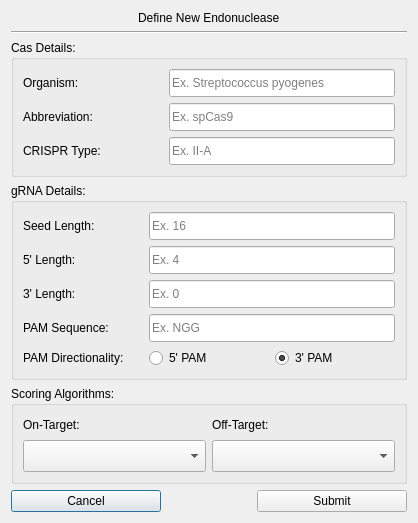
First picture: the form in newendonuclease.ui, repository TrinhLab/CASPERapp, before the edit.
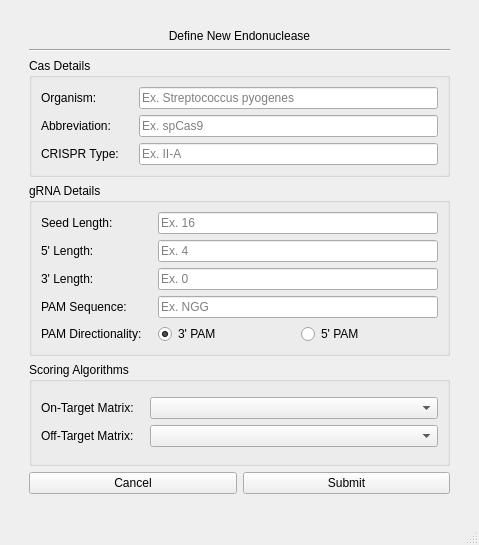
Second picture: the form after the edit.

Commit message: more dynamic UI scaling support: new genome, new endo, export to csv, pop, main, annotation window

```diff
--- a/newendonuclease.ui
+++ b/newendonuclease.ui
@@ -1,434 +1,580 @@
 <?xml version="1.0" encoding="UTF-8"?>
 <ui version="4.0">
- <class>Dialog</class>
- <widget class="QDialog" name="Dialog">
-  <property name="windowModality">
-   <enum>Qt::NonModal</enum>
-  </property>
+ <class>MainWindow</class>
+ <widget class="QMainWindow" name="MainWindow">
   <property name="geometry">
    <rect>
     <x>0</x>
     <y>0</y>
-    <width>637</width>
-    <height>555</height>
+    <width>479</width>
+    <height>545</height>
    </rect>
   </property>
-  <property name="minimumSize">
-   <size>
-    <width>549</width>
-    <height>555</height>
-   </size>
-  </property>
-  <property name="maximumSize">
-   <size>
-    <width>16777215</width>
-    <height>16777215</height>
-   </size>
-  </property>
-  <property name="font">
-   <font>
-    <family>Arial</family>
-    <weight>50</weight>
-    <italic>false</italic>
-    <bold>false</bold>
-   </font>
-  </property>
   <property name="windowTitle">
    <string>Dialog</string>
   </property>
-  <property name="styleSheet">
-   <string notr="true"/>
-  </property>
-  <property name="windowFilePath">
-   <string/>
-  </property>
-  <layout class="QGridLayout" name="gridLayout">
-   <property name="sizeConstraint">
-    <enum>QLayout::SetFixedSize</enum>
-   </property>
-   <item row="6" column="0">
-    <widget class="QPushButton" name="cancel_button">
-     <property name="minimumSize">
-      <size>
-       <width>150</width>
-       <height>0</height>
-      </size>
-     </property>
-     <property name="maximumSize">
-      <size>
-       <width>150</width>
-       <height>16777215</height>
-      </size>
-     </property>
-     <property name="text">
-      <string>Cancel</string>
-     </property>
-    </widget>
-   </item>
-   <item row="5" column="0" colspan="2">
-    <widget class="QGroupBox" name="groupBox_3">
-     <property name="minimumSize">
-      <size>
-       <width>396</width>
-       <height>98</height>
-      </size>
-     </property>
-     <property name="toolTip">
-      <string>&lt;html&gt;&lt;head/&gt;&lt;body&gt;&lt;p&gt;Scoring algorithms are autopopulated from the CASPERinfo file. If you wish to upload a custom on- or off-target dataset, simply append it to the CASPERinfo file using the same format as the default datasets.&lt;/p&gt;&lt;/body&gt;&lt;/html&gt;</string>
-     </property>
-     <property name="title">
-      <string>Scoring Algorithms:</string>
-     </property>
-     <layout class="QGridLayout" name="gridLayout_5">
+  <widget class="QWidget" name="centralwidget">
+   <layout class="QGridLayout" name="gridLayout_2">
+    <item row="3" column="1">
+     <spacer name="verticalSpacer">
+      <property name="orientation">
+       <enum>Qt::Vertical</enum>
+      </property>
+      <property name="sizeType">
+       <enum>QSizePolicy::Fixed</enum>
+      </property>
+      <property name="sizeHint" stdset="0">
+       <size>
+        <width>20</width>
+        <height>20</height>
+       </size>
+      </property>
+     </spacer>
+    </item>
+    <item row="1" column="1">
+     <layout class="QGridLayout" name="gridLayout">
       <item row="0" column="0">
-       <layout class="QGridLayout" name="gridLayout_2">
-        <item row="1" column="1">
-         <widget class="QComboBox" name="comboBox_2">
-          <property name="minimumSize">
-           <size>
-            <width>0</width>
-            <height>32</height>
-           </size>
-          </property>
-         </widget>
+       <layout class="QVBoxLayout" name="verticalLayout">
+        <item>
+         <layout class="QVBoxLayout" name="verticalLayout_9">
+          <item>
+           <widget class="QLabel" name="label_11">
+            <property name="sizePolicy">
+             <sizepolicy hsizetype="Preferred" vsizetype="Fixed">
+              <horstretch>0</horstretch>
+              <verstretch>0</verstretch>
+             </sizepolicy>
+            </property>
+            <property name="text">
+             <string>Define New Endonuclease</string>
+            </property>
+            <property name="alignment">
+             <set>Qt::AlignCenter</set>
+            </property>
+           </widget>
+          </item>
+          <item>
+           <widget class="Line" name="line">
+            <property name="orientation">
+             <enum>Qt::Horizontal</enum>
+            </property>
+           </widget>
+          </item>
+         </layout>
         </item>
-        <item row="0" column="1">
-         <widget class="QLabel" name="label_7">
-          <property name="toolTip">
-           <string>Off-target scoring matrix. Default is Hsu matrix data.</string>
+        <item>
+         <widget class="QGroupBox" name="groupBox">
+          <property name="title">
+           <string>Cas Details</string>
           </property>
-          <property name="text">
-           <string>Off-Target:</string>
-          </property>
+          <layout class="QGridLayout" name="gridLayout_9">
+           <item row="0" column="0">
+            <layout class="QGridLayout" name="gridLayout_8">
+             <item row="0" column="0">
+              <layout class="QGridLayout" name="gridLayout_6">
+               <item row="2" column="2">
+                <widget class="QLineEdit" name="crispr_type">
+                 <property name="placeholderText">
+                  <string>Ex. II-A</string>
+                 </property>
+                </widget>
+               </item>
+               <item row="1" column="2">
+                <widget class="QLineEdit" name="abbreviation">
+                 <property name="placeholderText">
+                  <string>Ex. spCas9</string>
+                 </property>
+                </widget>
+               </item>
+               <item row="0" column="0">
+                <widget class="QLabel" name="label_3">
+                 <property name="sizePolicy">
+                  <sizepolicy hsizetype="Preferred" vsizetype="Preferred">
+                   <horstretch>0</horstretch>
+                   <verstretch>0</verstretch>
+                  </sizepolicy>
+                 </property>
+                 <property name="text">
+                  <string>Organism:       </string>
+                 </property>
+                </widget>
+               </item>
+               <item row="2" column="0">
+                <widget class="QLabel" name="label">
+                 <property name="sizePolicy">
+                  <sizepolicy hsizetype="Preferred" vsizetype="Preferred">
+                   <horstretch>0</horstretch>
+                   <verstretch>0</verstretch>
+                  </sizepolicy>
+                 </property>
+                 <property name="text">
+                  <string>CRISPR Type: </string>
+                 </property>
+                </widget>
+               </item>
+               <item row="1" column="0">
+                <widget class="QLabel" name="label_2">
+                 <property name="sizePolicy">
+                  <sizepolicy hsizetype="Preferred" vsizetype="Preferred">
+                   <horstretch>0</horstretch>
+                   <verstretch>0</verstretch>
+                  </sizepolicy>
+                 </property>
+                 <property name="text">
+                  <string>Abbreviation:  </string>
+                 </property>
+                </widget>
+               </item>
+               <item row="0" column="2">
+                <widget class="QLineEdit" name="organism_name">
+                 <property name="placeholderText">
+                  <string>Ex. Streptococcus pyogenes</string>
+                 </property>
+                </widget>
+               </item>
+               <item row="0" column="1">
+                <spacer name="horizontalSpacer_10">
+                 <property name="orientation">
+                  <enum>Qt::Horizontal</enum>
+                 </property>
+                 <property name="sizeType">
+                  <enum>QSizePolicy::Fixed</enum>
+                 </property>
+                 <property name="sizeHint" stdset="0">
+                  <size>
+                   <width>10</width>
+                   <height>10</height>
+                  </size>
+                 </property>
+                </spacer>
+               </item>
+               <item row="1" column="1">
+                <spacer name="horizontalSpacer_11">
+                 <property name="orientation">
+                  <enum>Qt::Horizontal</enum>
+                 </property>
+                 <property name="sizeType">
+                  <enum>QSizePolicy::Fixed</enum>
+                 </property>
+                 <property name="sizeHint" stdset="0">
+                  <size>
+                   <width>10</width>
+                   <height>10</height>
+                  </size>
+                 </property>
+                </spacer>
+               </item>
+               <item row="2" column="1">
+                <spacer name="horizontalSpacer_12">
+                 <property name="orientation">
+                  <enum>Qt::Horizontal</enum>
+                 </property>
+                 <property name="sizeType">
+                  <enum>QSizePolicy::Fixed</enum>
+                 </property>
+                 <property name="sizeHint" stdset="0">
+                  <size>
+                   <width>10</width>
+                   <height>10</height>
+                  </size>
+                 </property>
+                </spacer>
+               </item>
+              </layout>
+             </item>
+            </layout>
+           </item>
+          </layout>
          </widget>
         </item>
-        <item row="0" column="0">
-         <widget class="QLabel" name="label_6">
-          <property name="toolTip">
-           <string>On-target scoring matrix. Default is CRISPRscan data.</string>
+        <item>
+         <widget class="QGroupBox" name="groupBox_2">
+          <property name="title">
+           <string>gRNA Details</string>
           </property>
-          <property name="text">
-           <string>On-Target:</string>
-          </property>
+          <layout class="QGridLayout" name="gridLayout_10">
+           <item row="0" column="0">
+            <layout class="QGridLayout" name="gridLayout_7">
+             <item row="0" column="0">
+              <layout class="QGridLayout" name="gridLayout_5">
+               <item row="0" column="2">
+                <widget class="QLineEdit" name="seed_length">
+                 <property name="placeholderText">
+                  <string>Ex. 16</string>
+                 </property>
+                </widget>
+               </item>
+               <item row="2" column="2">
+                <widget class="QLineEdit" name="three_length">
+                 <property name="placeholderText">
+                  <string>Ex. 0</string>
+                 </property>
+                </widget>
+               </item>
+               <item row="1" column="0">
+                <widget class="QLabel" name="label_6">
+                 <property name="sizePolicy">
+                  <sizepolicy hsizetype="Preferred" vsizetype="Preferred">
+                   <horstretch>0</horstretch>
+                   <verstretch>0</verstretch>
+                  </sizepolicy>
+                 </property>
+                 <property name="text">
+                  <string>5' Length:</string>
+                 </property>
+                </widget>
+               </item>
+               <item row="4" column="2">
+                <layout class="QHBoxLayout" name="horizontalLayout_11">
+                 <item>
+                  <widget class="QRadioButton" name="three_pam">
+                   <property name="sizePolicy">
+                    <sizepolicy hsizetype="Expanding" vsizetype="Fixed">
+                     <horstretch>0</horstretch>
+                     <verstretch>0</verstretch>
+                    </sizepolicy>
+                   </property>
+                   <property name="text">
+                    <string>3' PAM</string>
+                   </property>
+                   <property name="checked">
+                    <bool>true</bool>
+                   </property>
+                  </widget>
+                 </item>
+                 <item>
+                  <widget class="QRadioButton" name="five_pam">
+                   <property name="sizePolicy">
+                    <sizepolicy hsizetype="Expanding" vsizetype="Fixed">
+                     <horstretch>0</horstretch>
+                     <verstretch>0</verstretch>
+                    </sizepolicy>
+                   </property>
+                   <property name="text">
+                    <string>5' PAM</string>
+                   </property>
+                  </widget>
+                 </item>
+                </layout>
+               </item>
+               <item row="2" column="0">
+                <widget class="QLabel" name="label_5">
+                 <property name="sizePolicy">
+                  <sizepolicy hsizetype="Preferred" vsizetype="Preferred">
+                   <horstretch>0</horstretch>
+                   <verstretch>0</verstretch>
+                  </sizepolicy>
+                 </property>
+                 <property name="text">
+                  <string>3' Length:</string>
+                 </property>
+                </widget>
+               </item>
+               <item row="1" column="2">
+                <widget class="QLineEdit" name="five_length">
+                 <property name="placeholderText">
+                  <string>Ex. 4</string>
+                 </property>
+                </widget>
+               </item>
+               <item row="4" column="0">
+                <widget class="QLabel" name="label_8">
+                 <property name="text">
+                  <string>PAM Directionality:</string>
+                 </property>
+                </widget>
+               </item>
+               <item row="3" column="2">
+                <widget class="QLineEdit" name="pam_sequence">
+                 <property name="placeholderText">
+                  <string>Ex. NGG</string>
+                 </property>
+                </widget>
+               </item>
+               <item row="0" column="0">
+                <widget class="QLabel" name="label_7">
+                 <property name="sizePolicy">
+                  <sizepolicy hsizetype="Preferred" vsizetype="Preferred">
+                   <horstretch>0</horstretch>
+                   <verstretch>0</verstretch>
+                  </sizepolicy>
+                 </property>
+                 <property name="text">
+                  <string>Seed Length:</string>
+                 </property>
+                </widget>
+               </item>
+               <item row="3" column="0">
+                <widget class="QLabel" name="label_4">
+                 <property name="sizePolicy">
+                  <sizepolicy hsizetype="Preferred" vsizetype="Preferred">
+                   <horstretch>0</horstretch>
+                   <verstretch>0</verstretch>
+                  </sizepolicy>
+                 </property>
+                 <property name="text">
+                  <string>PAM Sequence:</string>
+                 </property>
+                </widget>
+               </item>
+               <item row="0" column="1">
+                <spacer name="horizontalSpacer_5">
+                 <property name="orientation">
+                  <enum>Qt::Horizontal</enum>
+                 </property>
+                 <property name="sizeType">
+                  <enum>QSizePolicy::Fixed</enum>
+                 </property>
+                 <property name="sizeHint" stdset="0">
+                  <size>
+                   <width>10</width>
+                   <height>10</height>
+                  </size>
+                 </property>
+                </spacer>
+               </item>
+               <item row="1" column="1">
+                <spacer name="horizontalSpacer_6">
+                 <property name="orientation">
+                  <enum>Qt::Horizontal</enum>
+                 </property>
+                 <property name="sizeType">
+                  <enum>QSizePolicy::Fixed</enum>
+                 </property>
+                 <property name="sizeHint" stdset="0">
+                  <size>
+                   <width>10</width>
+                   <height>10</height>
+                  </size>
+                 </property>
+                </spacer>
+               </item>
+               <item row="2" column="1">
+                <spacer name="horizontalSpacer_7">
+                 <property name="orientation">
+                  <enum>Qt::Horizontal</enum>
+                 </property>
+                 <property name="sizeType">
+                  <enum>QSizePolicy::Fixed</enum>
+                 </property>
+                 <property name="sizeHint" stdset="0">
+                  <size>
+                   <width>10</width>
+                   <height>10</height>
+                  </size>
+                 </property>
+                </spacer>
+               </item>
+               <item row="3" column="1">
+                <spacer name="horizontalSpacer_8">
+                 <property name="orientation">
+                  <enum>Qt::Horizontal</enum>
+                 </property>
+                 <property name="sizeType">
+                  <enum>QSizePolicy::Fixed</enum>
+                 </property>
+                 <property name="sizeHint" stdset="0">
+                  <size>
+                   <width>10</width>
+                   <height>10</height>
+                  </size>
+                 </property>
+                </spacer>
+               </item>
+               <item row="4" column="1">
+                <spacer name="horizontalSpacer_9">
+                 <property name="orientation">
+                  <enum>Qt::Horizontal</enum>
+                 </property>
+                 <property name="sizeType">
+                  <enum>QSizePolicy::Fixed</enum>
+                 </property>
+                 <property name="sizeHint" stdset="0">
+                  <size>
+                   <width>10</width>
+                   <height>10</height>
+                  </size>
+                 </property>
+                </spacer>
+               </item>
+              </layout>
+             </item>
+            </layout>
+           </item>
+          </layout>
          </widget>
         </item>
-        <item row="1" column="0">
-         <widget class="QComboBox" name="comboBox">
-          <property name="minimumSize">
-           <size>
-            <width>0</width>
-            <height>32</height>
-           </size>
+        <item>
+         <widget class="QGroupBox" name="groupBox_3">
+          <property name="title">
+           <string>Scoring Algorithms</string>
           </property>
+          <layout class="QGridLayout" name="gridLayout_11">
+           <item row="0" column="0">
+            <layout class="QGridLayout" name="gridLayout_4">
+             <item row="0" column="0">
+              <layout class="QGridLayout" name="gridLayout_3">
+               <item row="2" column="2">
+                <widget class="QComboBox" name="comboBox">
+                 <property name="sizePolicy">
+                  <sizepolicy hsizetype="Expanding" vsizetype="Fixed">
+                   <horstretch>0</horstretch>
+                   <verstretch>0</verstretch>
+                  </sizepolicy>
+                 </property>
+                </widget>
+               </item>
+               <item row="2" column="0">
+                <widget class="QLabel" name="label_12">
+                 <property name="text">
+                  <string>On-Target Matrix:</string>
+                 </property>
+                </widget>
+               </item>
+               <item row="2" column="1">
+                <spacer name="horizontalSpacer_3">
+                 <property name="orientation">
+                  <enum>Qt::Horizontal</enum>
+                 </property>
+                 <property name="sizeType">
+                  <enum>QSizePolicy::Fixed</enum>
+                 </property>
+                 <property name="sizeHint" stdset="0">
+                  <size>
+                   <width>10</width>
+                   <height>10</height>
+                  </size>
+                 </property>
+                </spacer>
+               </item>
+               <item row="3" column="0">
+                <widget class="QLabel" name="label_13">
+                 <property name="text">
+                  <string>Off-Target Matrix:</string>
+                 </property>
+                </widget>
+               </item>
+               <item row="3" column="2">
+                <widget class="QComboBox" name="comboBox_2">
+                 <property name="sizePolicy">
+                  <sizepolicy hsizetype="Expanding" vsizetype="Fixed">
+                   <horstretch>0</horstretch>
+                   <verstretch>0</verstretch>
+                  </sizepolicy>
+                 </property>
+                </widget>
+               </item>
+               <item row="3" column="1">
+                <spacer name="horizontalSpacer_4">
+                 <property name="orientation">
+                  <enum>Qt::Horizontal</enum>
+                 </property>
+                 <property name="sizeType">
+                  <enum>QSizePolicy::Fixed</enum>
+                 </property>
+                 <property name="sizeHint" stdset="0">
+                  <size>
+                   <width>10</width>
+                   <height>10</height>
+                  </size>
+                 </property>
+                </spacer>
+               </item>
+              </layout>
+             </item>
+            </layout>
+           </item>
+          </layout>
          </widget>
         </item>
        </layout>
       </item>
      </layout>
-    </widget>
-   </item>
-   <item row="4" column="0" colspan="2">
-    <widget class="QGroupBox" name="groupBox_2">
-     <property name="minimumSize">
-      <size>
-       <width>346</width>
-       <height>187</height>
-      </size>
-     </property>
-     <property name="title">
-      <string>gRNA Details:</string>
-     </property>
-     <layout class="QGridLayout" name="gridLayout_4">
-      <item row="0" column="0">
-       <widget class="QLabel" name="label_5">
-        <property name="toolTip">
-         <string>&lt;html&gt;&lt;head/&gt;&lt;body&gt;&lt;p&gt;&lt;span style=&quot; font-family:'CMR12'; font-size:12pt;&quot;&gt;Length in nucleotides (nt) of the gRNA region in which binding is most crucial for Cas activity. CASPER’s SeqFinder algorithm uses this seed length and the endonuclease-specific PAM to search for repeated gRNAs across the genome of interest. &lt;/span&gt;&lt;/p&gt;&lt;/body&gt;&lt;/html&gt;</string>
-        </property>
-        <property name="text">
-         <string>Seed Length:</string>
-        </property>
-       </widget>
-      </item>
-      <item row="3" column="1" colspan="2">
-       <widget class="QLineEdit" name="pam_sequence">
+    </item>
+    <item row="0" column="1">
+     <spacer name="verticalSpacer_2">
+      <property name="orientation">
+       <enum>Qt::Vertical</enum>
+      </property>
+      <property name="sizeType">
+       <enum>QSizePolicy::Fixed</enum>
+      </property>
+      <property name="sizeHint" stdset="0">
+       <size>
+        <width>20</width>
+        <height>20</height>
+       </size>
+      </property>
+     </spacer>
+    </item>
+    <item row="1" column="2">
+     <spacer name="horizontalSpacer_2">
+      <property name="orientation">
+       <enum>Qt::Horizontal</enum>
+      </property>
+      <property name="sizeType">
+       <enum>QSizePolicy::Fixed</enum>
+      </property>
+      <property name="sizeHint" stdset="0">
+       <size>
+        <width>20</width>
+        <height>20</height>
+       </size>
+      </property>
+     </spacer>
+    </item>
+    <item row="1" column="0">
+     <spacer name="horizontalSpacer">
+      <property name="orientation">
+       <enum>Qt::Horizontal</enum>
+      </property>
+      <property name="sizeType">
+       <enum>QSizePolicy::Fixed</enum>
+      </property>
+      <property name="sizeHint" stdset="0">
+       <size>
+        <width>20</width>
+        <height>20</height>
+       </size>
+      </property>
+     </spacer>
+    </item>
+    <item row="2" column="1">
+     <layout class="QHBoxLayout" name="horizontalLayout_2">
+      <property name="sizeConstraint">
+       <enum>QLayout::SetDefaultConstraint</enum>
+      </property>
+      <item>
+       <widget class="QPushButton" name="cancel_button">
         <property name="sizePolicy">
-         <sizepolicy hsizetype="Expanding" vsizetype="Minimum">
+         <sizepolicy hsizetype="Expanding" vsizetype="Fixed">
           <horstretch>0</horstretch>
           <verstretch>0</verstretch>
          </sizepolicy>
         </property>
-        <property name="minimumSize">
-         <size>
-          <width>0</width>
-          <height>28</height>
-         </size>
-        </property>
-        <property name="placeholderText">
-         <string>Ex. NGG</string>
-        </property>
-       </widget>
-      </item>
-      <item row="4" column="1">
-       <widget class="QRadioButton" name="five_pam">
         <property name="text">
-         <string>5' PAM</string>
+         <string>Cancel</string>
         </property>
        </widget>
       </item>
-      <item row="1" column="0">
-       <widget class="QLabel" name="label_10">
-        <property name="toolTip">
-         <string>&lt;html&gt;&lt;head/&gt;&lt;body&gt;&lt;p&gt;Length in nt of gRNA sequence upstream (5’) of the seed sequence.&lt;/p&gt;&lt;p/&gt;&lt;/body&gt;&lt;/html&gt;</string>
-        </property>
-        <property name="text">
-         <string>5' Length:</string>
-        </property>
-       </widget>
-      </item>
-      <item row="4" column="0">
-       <widget class="QLabel" name="label_9">
-        <property name="toolTip">
-         <string>End of the gRNA that is adjacent to PAM. Ex. spCas9 has a 3' PAM and AsCas12 has a 5' PAM.</string>
-        </property>
-        <property name="text">
-         <string>PAM Directionality:</string>
-        </property>
-       </widget>
-      </item>
-      <item row="4" column="2">
-       <widget class="QRadioButton" name="three_pam">
-        <property name="text">
-         <string>3' PAM</string>
-        </property>
-        <property name="checked">
-         <bool>true</bool>
-        </property>
-       </widget>
-      </item>
-      <item row="3" column="0">
-       <widget class="QLabel" name="label_4">
-        <property name="toolTip">
-         <string>&lt;html&gt;&lt;head/&gt;&lt;body&gt;&lt;p&gt;PAM sequence for the new endonuclease. All IUPAC nucleotide codes are accepted, such as V (A, C, or G) or N (A, T, C, or G). For multiple PAM sites, please separate by commas.&lt;/p&gt;&lt;p&gt;Ex. &amp;quot;NGG&amp;quot; or &amp;quot;NNG&amp;quot; for spCas9.&lt;/p&gt;&lt;/body&gt;&lt;/html&gt;</string>
-        </property>
-        <property name="text">
-         <string>PAM Sequence:</string>
-        </property>
-       </widget>
-      </item>
-      <item row="2" column="0">
-       <widget class="QLabel" name="label_11">
-        <property name="toolTip">
-         <string>Length in nt of gRNA sequence downstream (3’) of the seed sequence.</string>
-        </property>
-        <property name="text">
-         <string>3' Length:</string>
-        </property>
-       </widget>
-      </item>
-      <item row="2" column="1" colspan="2">
-       <widget class="QLineEdit" name="three_length">
-        <property name="minimumSize">
-         <size>
-          <width>0</width>
-          <height>28</height>
-         </size>
-        </property>
-        <property name="placeholderText">
-         <string>Ex. 0</string>
-        </property>
-       </widget>
-      </item>
-      <item row="1" column="1" colspan="2">
-       <widget class="QLineEdit" name="five_length">
-        <property name="minimumSize">
-         <size>
-          <width>0</width>
-          <height>28</height>
-         </size>
-        </property>
-        <property name="placeholderText">
-         <string>Ex. 4</string>
-        </property>
-       </widget>
-      </item>
-      <item row="0" column="1" colspan="2">
-       <widget class="QLineEdit" name="seed_length">
-        <property name="minimumSize">
-         <size>
-          <width>0</width>
-          <height>28</height>
-         </size>
-        </property>
-        <property name="placeholderText">
-         <string>Ex. 16</string>
-        </property>
-       </widget>
-      </item>
-     </layout>
-    </widget>
-   </item>
-   <item row="1" column="0" colspan="2">
-    <widget class="Line" name="line">
-     <property name="orientation">
-      <enum>Qt::Horizontal</enum>
-     </property>
-    </widget>
-   </item>
-   <item row="0" column="0" colspan="2" alignment="Qt::AlignHCenter">
-    <widget class="QLabel" name="label">
-     <property name="font">
-      <font>
-       <family>Arial</family>
-       <weight>50</weight>
-       <italic>false</italic>
-       <bold>false</bold>
-      </font>
-     </property>
-     <property name="toolTip">
-      <string>&lt;html&gt;&lt;head/&gt;&lt;body&gt;&lt;p&gt;Please fill out the fields and click &amp;quot;Submit&amp;quot; to define a New Endonuclease in your CASPERinfo file.&lt;/p&gt;&lt;p&gt;Placeholder texts give example inputs for uploading spCas9 endonuclease.&lt;/p&gt;&lt;/body&gt;&lt;/html&gt;</string>
-     </property>
-     <property name="text">
-      <string>Define New Endonuclease</string>
-     </property>
-    </widget>
-   </item>
-   <item row="2" column="0" colspan="2">
-    <widget class="QGroupBox" name="groupBox">
-     <property name="minimumSize">
-      <size>
-       <width>376</width>
-       <height>135</height>
-      </size>
-     </property>
-     <property name="font">
-      <font>
-       <family>Arial</family>
-       <weight>50</weight>
-       <italic>false</italic>
-       <bold>false</bold>
-       <kerning>true</kerning>
-      </font>
-     </property>
-     <property name="title">
-      <string>Cas Details:</string>
-     </property>
-     <layout class="QGridLayout" name="gridLayout_3">
-      <item row="1" column="1">
-       <widget class="QLineEdit" name="abbreviation">
+      <item>
+       <widget class="QPushButton" name="submit_button">
         <property name="sizePolicy">
-         <sizepolicy hsizetype="Expanding" vsizetype="Preferred">
+         <sizepolicy hsizetype="Expanding" vsizetype="Fixed">
           <horstretch>0</horstretch>
           <verstretch>0</verstretch>
          </sizepolicy>
         </property>
-        <property name="minimumSize">
-         <size>
-          <width>0</width>
-          <height>28</height>
-         </size>
-        </property>
-        <property name="placeholderText">
-         <string>Ex. spCas9</string>
-        </property>
-       </widget>
-      </item>
-      <item row="0" column="1">
-       <widget class="QLineEdit" name="organism_name">
-        <property name="sizePolicy">
-         <sizepolicy hsizetype="Expanding" vsizetype="Preferred">
-          <horstretch>0</horstretch>
-          <verstretch>0</verstretch>
-         </sizepolicy>
-        </property>
-        <property name="minimumSize">
-         <size>
-          <width>0</width>
-          <height>28</height>
-         </size>
-        </property>
-        <property name="placeholderText">
-         <string>Ex. Streptococcus pyogenes</string>
-        </property>
-       </widget>
-      </item>
-      <item row="0" column="0">
-       <widget class="QLabel" name="label_2">
-        <property name="toolTip">
-         <string>&lt;html&gt;&lt;head/&gt;&lt;body&gt;&lt;p&gt;Full name of the endonuclease. Ex. &lt;span style=&quot; font-style:italic;&quot;&gt;Streptococcus pyogenes &lt;/span&gt;Cas9&lt;/p&gt;&lt;/body&gt;&lt;/html&gt;</string>
-        </property>
         <property name="text">
-         <string>Organism: </string>
+         <string>Submit</string>
         </property>
        </widget>
       </item>
-      <item row="1" column="0">
-       <widget class="QLabel" name="label_3">
-        <property name="toolTip">
-         <string>&lt;html&gt;&lt;head/&gt;&lt;body&gt;&lt;p&gt;Abbreviated name of new endonuclease, must be unique from existing endonucleases in order for CASPER to recognize it. Ex. spCas9&lt;/p&gt;&lt;/body&gt;&lt;/html&gt;</string>
-        </property>
-        <property name="text">
-         <string>Abbreviation:</string>
-        </property>
-       </widget>
-      </item>
-      <item row="2" column="0">
-       <widget class="QLabel" name="label_8">
-        <property name="minimumSize">
-         <size>
-          <width>140</width>
-          <height>0</height>
-         </size>
-        </property>
-        <property name="toolTip">
-         <string>The CRISPR classification that the new endonuclease belongs to. Ex. spCas9's CRISPR type is II-A.</string>
-        </property>
-        <property name="text">
-         <string>CRISPR Type:</string>
-        </property>
-       </widget>
-      </item>
-      <item row="2" column="1">
-       <widget class="QLineEdit" name="crispr_type">
-        <property name="sizePolicy">
-         <sizepolicy hsizetype="Expanding" vsizetype="Preferred">
-          <horstretch>0</horstretch>
-          <verstretch>0</verstretch>
-         </sizepolicy>
-        </property>
-        <property name="minimumSize">
-         <size>
-          <width>0</width>
-          <height>28</height>
-         </size>
-        </property>
-        <property name="placeholderText">
-         <string>Ex. II-A</string>
-        </property>
-       </widget>
-      </item>
      </layout>
-    </widget>
-   </item>
-   <item row="6" column="1" alignment="Qt::AlignRight">
-    <widget class="QPushButton" name="submit_button">
-     <property name="minimumSize">
-      <size>
-       <width>150</width>
-       <height>0</height>
-      </size>
-     </property>
-     <property name="maximumSize">
-      <size>
-       <width>150</width>
-       <height>16777215</height>
-      </size>
-     </property>
-     <property name="text">
-      <string>Submit</string>
-     </property>
-    </widget>
-   </item>
-  </layout>
+    </item>
+   </layout>
+  </widget>
+  <widget class="QStatusBar" name="statusbar"/>
  </widget>
  <tabstops>
   <tabstop>organism_name</tabstop>
```
Left out of the diff: 4 changed lines with no effect on the pictures. The commit also changes 12 other files.
